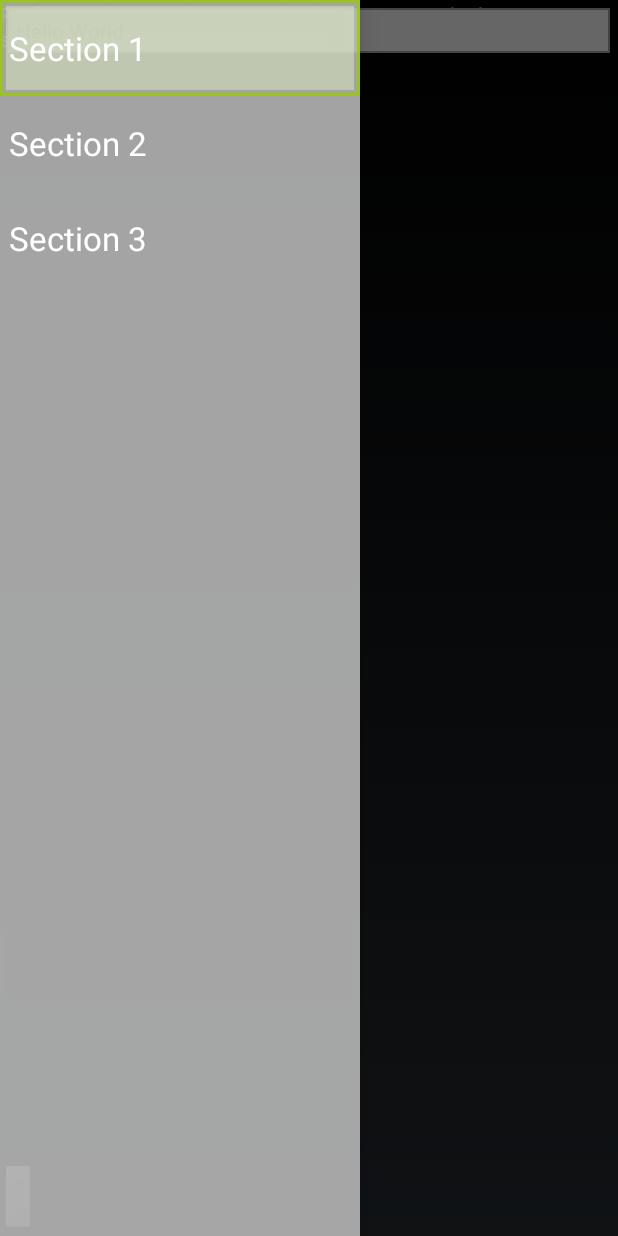
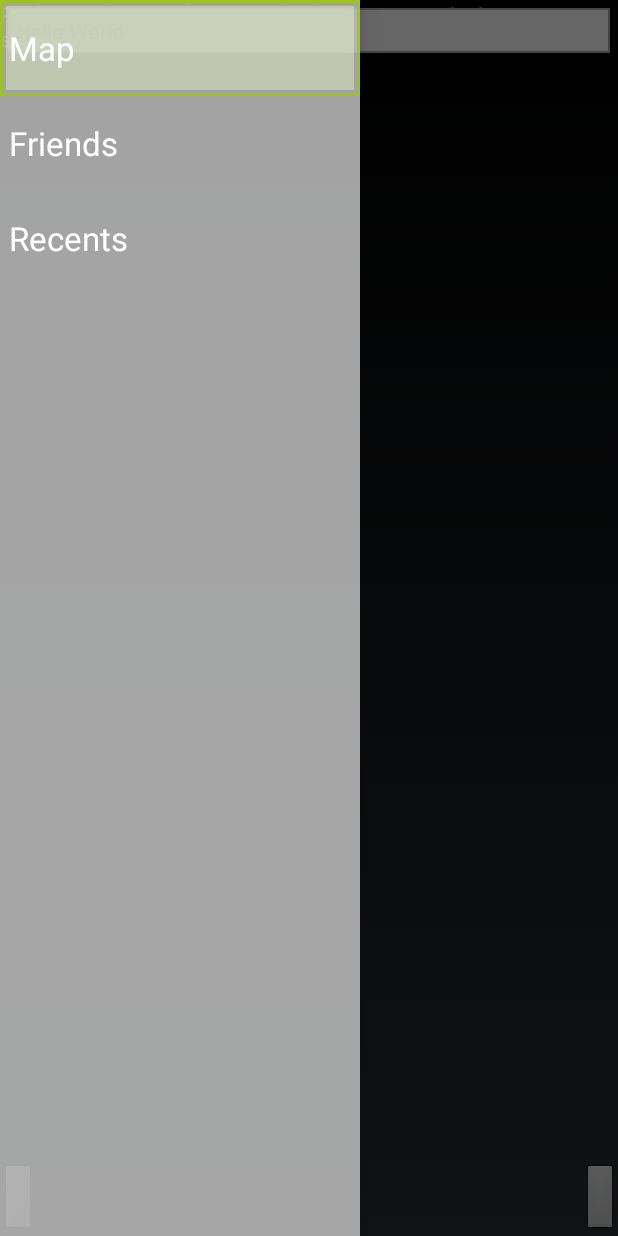
Before and after one commit to jchen1/pindro_android, an Android app: the screen it shows after launch (MainActivity), on a phone screen of 412 x 824 dp. Run offline under Robolectric (Android 15) with nearby library versions, the phone set to English and light mode, and no system bars; 10 statements that could not run were skipped.

Commit message:
Smarter fragment control

```diff
--- a/app/src/main/AndroidManifest.xml
+++ b/app/src/main/AndroidManifest.xml
@@ -17,7 +17,7 @@
 
         <activity
             android:name=".activities.MainActivity"
-            android:label="@string/title_activity_main"
+            android:label="@string/app_name"
             android:theme="@android:style/Theme.NoTitleBar">
             <intent-filter>
                 <action android:name="android.intent.action.MAIN" />
--- a/app/src/main/java/pindro/pindro/activities/MainActivity.java
+++ b/app/src/main/java/pindro/pindro/activities/MainActivity.java
@@ -31,101 +31,56 @@ public class MainActivity extends Activity
      * Fragment managing the behaviors, interactions and presentation of the navigation drawer.
      */
     private NavigationDrawerFragment mNavigationDrawerFragment;
-    private MyMapFragment mMapFragment;
-    private PlaceholderFragment mFragment1, mFragment2;
+
+    private Fragment[] mFragments;
+    private static final int FRAGMENT_MAP_POSITION = 0;
+    private static final int FRAGMENT_FRIENDS_POSITION = 1;
+    private static final int FRAGMENT_RECENTS_POSITION = 2;
+    private static final int FRAGMENTS_SIZE = 3;
 
     private GoogleMap mGoogleMap;
-
-    /**
-     * Used to store the last screen title. For use in {@link #restoreActionBar()}.
-     */
-    private CharSequence mTitle;
 
     @Override
     protected void onCreate(Bundle savedInstanceState) {
         super.onCreate(savedInstanceState);
+
+        mFragments = new Fragment[FRAGMENTS_SIZE];
+        mFragments[FRAGMENT_MAP_POSITION] = MyMapFragment.newInstance();
+        mFragments[FRAGMENT_FRIENDS_POSITION] = PlaceholderFragment.newInstance(FRAGMENT_FRIENDS_POSITION);
+        mFragments[FRAGMENT_RECENTS_POSITION] = PlaceholderFragment.newInstance(FRAGMENT_RECENTS_POSITION);
+
+        FragmentTransaction fragmentTransaction = getFragmentManager().beginTransaction();
+        for (Fragment f : mFragments) {
+            fragmentTransaction.add(R.id.container, f);
+        }
+        fragmentTransaction.commit();
+
         setContentView(R.layout.activity_main);
+
 
         mNavigationDrawerFragment = (NavigationDrawerFragment)
                 getFragmentManager().findFragmentById(R.id.navigation_drawer);
-
-        mTitle = getTitle();
 
         // Set up the drawer.
         mNavigationDrawerFragment.setUp(
                 R.id.navigation_drawer,
                 (DrawerLayout) findViewById(R.id.drawer_layout));
 
-        mFragment1 = PlaceholderFragment.newInstance(1);
-        mFragment2 = PlaceholderFragment.newInstance(2);
-
-        FragmentTransaction fragmentTransaction = getFragmentManager().beginTransaction();
-        fragmentTransaction.add(R.id.container, mFragment1).add(R.id.container, mFragment2);
-        fragmentTransaction.commit();
-
     }
 
     @Override
     public void onNavigationDrawerItemSelected(int position) {
-        if (mMapFragment == null) {
-            mMapFragment = MyMapFragment.newInstance();
-            FragmentTransaction fragmentTransaction = getFragmentManager().beginTransaction();
-            fragmentTransaction.add(R.id.container, mMapFragment);
-            fragmentTransaction.commit();
+        FragmentTransaction fragmentTransaction = getFragmentManager().beginTransaction();
+        for (Fragment f : mFragments) {
+            fragmentTransaction.hide(f);
         }
-        // update the main content by showing/hiding fragments
-        // todo: use real fragments lol
-        FragmentManager fragmentManager = getFragmentManager();
-        if (position == 0) {
-            fragmentManager.beginTransaction().show(mMapFragment).commit();
-        }
-        else if (position == 1){
-            fragmentManager.beginTransaction().show(mFragment1).hide(mMapFragment).commit();
-        }
-        else if (position == 2) {
-            fragmentManager.beginTransaction().show(mFragment2).hide(mMapFragment).commit();
-
-        }
-        /*
-        fragmentManager.beginTransaction()
-                .replace(R.id.container, (position == 0 ? MapFragment.newInstance() : PlaceholderFragment.newInstance(position + 1)))
-                        .commit();*/
-
+        fragmentTransaction.show(mFragments[position]).commit();
     }
 
     public void onSectionAttached(int number) {
         switch (number) {
-            case 1:
-                mTitle = getString(R.string.title_section1);
-                break;
-            case 2:
-                mTitle = getString(R.string.title_section2);
-                break;
-            case 3:
-                mTitle = getString(R.string.title_section3);
-                break;
+            // Do something here
         }
-    }
-
-    public void restoreActionBar() {
-        ActionBar actionBar = getActionBar();
-        actionBar.setNavigationMode(ActionBar.NAVIGATION_MODE_STANDARD);
-        actionBar.setDisplayShowTitleEnabled(true);
-        actionBar.setTitle(mTitle);
-    }
-
-
-    @Override
-    public boolean onCreateOptionsMenu(Menu menu) {
-        if (!mNavigationDrawerFragment.isDrawerOpen()) {
-            // Only show items in the action bar relevant to this screen
-            // if the drawer is not showing. Otherwise, let the drawer
-            // decide what to show in the action bar.
-            getMenuInflater().inflate(R.menu.main, menu);
-            restoreActionBar();
-            return true;
-        }
-        return super.onCreateOptionsMenu(menu);
     }
 
     @Override
--- a/app/src/main/java/pindro/pindro/fragments/MyMapFragment.java
+++ b/app/src/main/java/pindro/pindro/fragments/MyMapFragment.java
@@ -1,15 +1,23 @@
 package pindro.pindro.fragments;
 
 import android.app.Activity;
+import android.location.Criteria;
+import android.location.Location;
+import android.location.LocationManager;
 import android.net.Uri;
 import android.os.Bundle;
 import android.app.Fragment;
+import android.util.DisplayMetrics;
+import android.util.Log;
 import android.view.LayoutInflater;
 import android.view.View;
 import android.view.ViewGroup;
+import android.widget.Button;
+import android.widget.ImageButton;
 import android.widget.RelativeLayout;
 
 import com.google.android.gms.common.GooglePlayServicesNotAvailableException;
+import com.google.android.gms.common.api.GoogleApiClient;
 import com.google.android.gms.maps.CameraUpdate;
 import com.google.android.gms.maps.CameraUpdateFactory;
 import com.google.android.gms.maps.GoogleMap;
@@ -17,6 +25,7 @@ import com.google.android.gms.maps.MapFragment;
 import com.google.android.gms.maps.MapView;
 import com.google.android.gms.maps.MapsInitializer;
 import com.google.android.gms.maps.model.LatLng;
+import com.google.android.gms.maps.model.LatLngBounds;
 
 import pindro.pindro.R;
 
@@ -63,27 +72,71 @@ public class MyMapFragment extends Fragment {
         mMap.getUiSettings().setZoomControlsEnabled(false);
         mMap.setMyLocationEnabled(true);
 
-        // super hacky method to move the location button to the bottom right
-        // see http://stackoverflow.com/a/20750956
+        final View button = ((View) mMapView.findViewById(1).getParent()).findViewById(2);
+        button.setVisibility(View.GONE);
 
-        // Get the button view
-        View locationButton = ((View) mMapView.findViewById(1).getParent()).findViewById(2);
-
-        // and next place it, for exemple, on bottom right (as Google Maps app)
-        RelativeLayout.LayoutParams rlp = (RelativeLayout.LayoutParams) locationButton.getLayoutParams();
-        // position on right bottom
-        rlp.addRule(RelativeLayout.ALIGN_PARENT_TOP, 0);
-        rlp.addRule(RelativeLayout.ALIGN_PARENT_BOTTOM, RelativeLayout.TRUE);
-        rlp.setMargins(0, 0, 30, 30);
-
+        ImageButton locationButton = (ImageButton) v.findViewById(R.id.my_location_button);
+        locationButton.setOnClickListener(new View.OnClickListener() {
+            @Override
+            public void onClick(View view) {
+                button.performClick();
+            }
+        });
 
         MapsInitializer.initialize(this.getActivity());
-
-        CameraUpdate cameraUpdate = CameraUpdateFactory.newLatLngZoom(new LatLng(43.1, -87.9), 10);
-        mMap.animateCamera(cameraUpdate);
+        mMap.animateCamera(getCenterLocationCameraUpdate(getCurrentLocation()));
 
         return v;
 
+    }
+
+    CameraUpdate getCenterLocationCameraUpdate(Location location) {
+        // Location lat-lng
+        LatLng loc = new LatLng(location.getLatitude(), location.getLongitude());
+
+        // Location accuracy diameter (in meters)
+        float accuracy = location.getAccuracy() * 2;
+
+        // Screen measurements
+        DisplayMetrics metrics = new DisplayMetrics();
+        getActivity().getWindowManager().getDefaultDisplay().getMetrics(metrics);
+        // Use min(width, height) (to properly fit the screen
+        int screenSize = Math.min(metrics.widthPixels, metrics.heightPixels);
+
+        // Equators length
+        long equator = 40075004;
+
+        // The meters per pixel required to show the whole area the user might be located in
+        double requiredMpp = accuracy/screenSize;
+
+        // Calculate the zoom level
+        double zoomLevel = Math.min(((Math.log(equator / (256 * requiredMpp))) / Math.log(2)) + 1, 18);
+
+        Log.e("asdf", String.format("Accuracy: %f. Screen Width: %d, Height: %d",
+                accuracy, metrics.widthPixels, metrics.heightPixels));
+        Log.e("asdf", String.format("Required M/Px: %f Zoom Level: %f Approx Zoom Level: %d",
+                requiredMpp, zoomLevel, calculateZoomLevel(screenSize, accuracy)));
+
+        return CameraUpdateFactory.newLatLngZoom(loc, (float)(zoomLevel));
+    }
+
+    private int calculateZoomLevel(int screenWidth, float accuracy) {
+        double equatorLength = 40075004; // in meters
+        double metersPerPixel = equatorLength / 256;
+        int zoomLevel = 1;
+        while ((metersPerPixel * (double) screenWidth) > accuracy) {
+            metersPerPixel /= 2;
+            zoomLevel++;
+        }
+
+        return zoomLevel;
+    }
+
+    private Location getCurrentLocation() {
+        LocationManager service = (LocationManager)getActivity().getSystemService(getActivity().LOCATION_SERVICE);
+        Criteria criteria = new Criteria();
+        String provider = service.getBestProvider(criteria, false);
+        return service.getLastKnownLocation(provider);
     }
 
     // TODO: Rename method, update argument and hook method into UI event
--- a/app/src/main/res/layout/fragment_my_map.xml
+++ b/app/src/main/res/layout/fragment_my_map.xml
@@ -18,11 +18,17 @@
         android:textColor="@color/greytext"
         android:layout_gravity="top|center_horizontal"/>
 
-    <Button
+    <ImageButton
         android:id="@+id/nav_drawer_button"
         android:layout_width="wrap_content"
         android:layout_height="wrap_content"
         android:layout_gravity="bottom|left"
         android:onClick="onNavDrawerButton"/>
+    <ImageButton
+        android:id="@+id/my_location_button"
+        android:layout_width="wrap_content"
+        android:layout_height="wrap_content"
+        android:layout_gravity="bottom|right"
+        android:onClick="onNavDrawerButton"/>
 
 </FrameLayout>
--- a/app/src/main/res/values/strings.xml
+++ b/app/src/main/res/values/strings.xml
@@ -3,9 +3,9 @@
 
     <string name="app_name">Pindro</string>
     <string name="title_activity_main">MainActivity</string>
-    <string name="title_section1">Section 1</string>
-    <string name="title_section2">Section 2</string>
-    <string name="title_section3">Section 3</string>
+    <string name="title_section1">Map</string>
+    <string name="title_section2">Friends</string>
+    <string name="title_section3">Recents</string>
     <string name="navigation_drawer_open">Open navigation drawer</string>
     <string name="navigation_drawer_close">Close navigation drawer</string>
     <string name="action_example">Example action</string>
```
